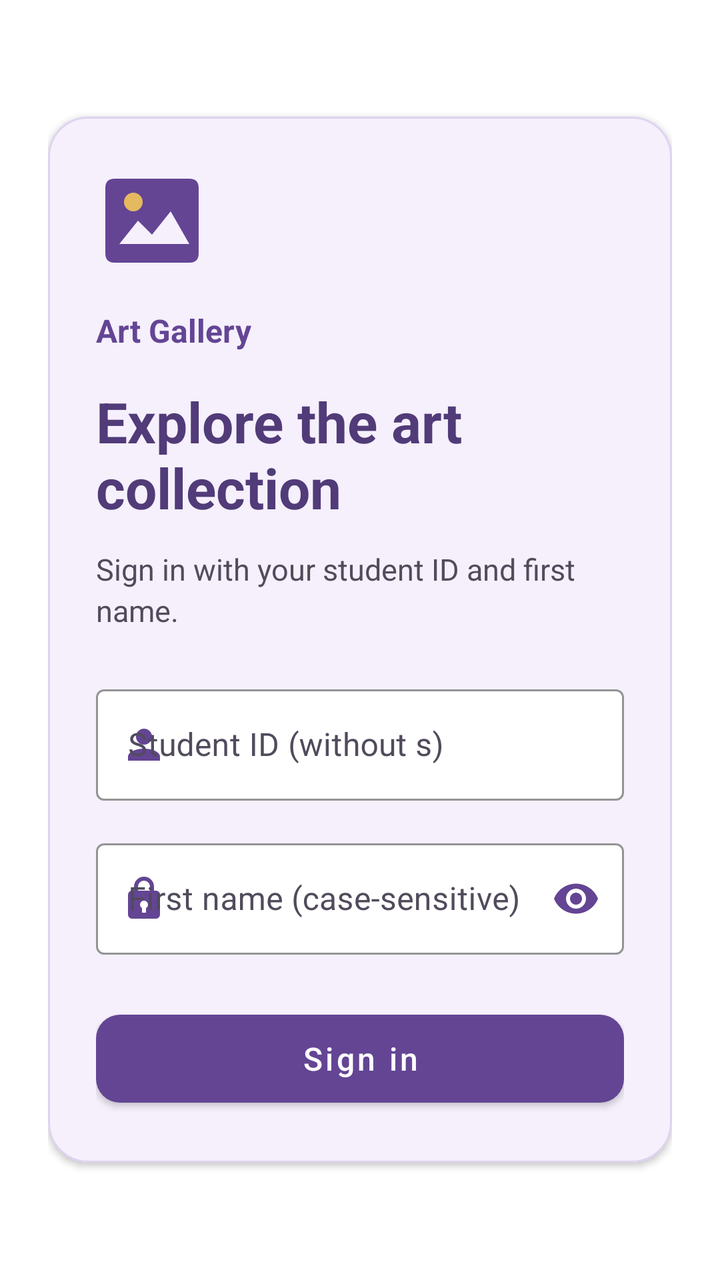
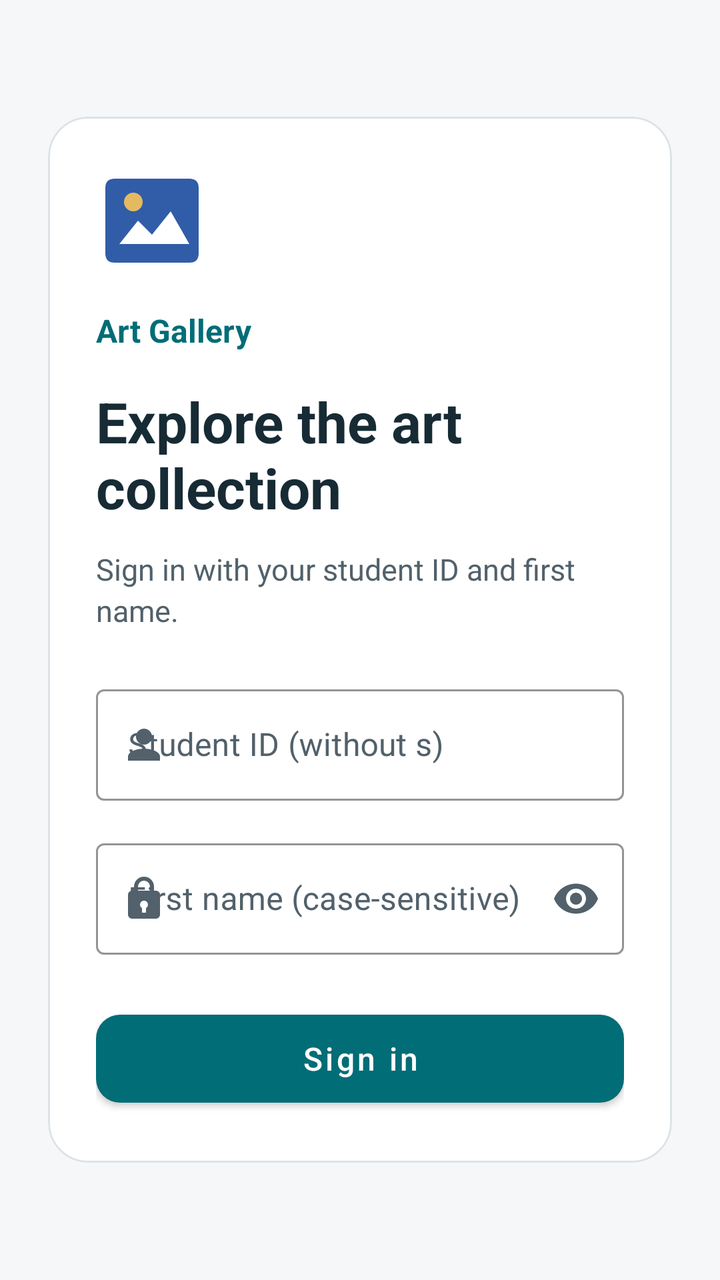

An Android layout rendered at two revisions. The XML below is the earlier revision; the diff shows what the commit changed to produce the second picture.
<!-- AndroidManifest.xml: application theme Theme.ArtGallery -->
<!-- res/layout/fragment_login.xml -->
<?xml version="1.0" encoding="utf-8"?>
<ScrollView xmlns:android="http://schemas.android.com/apk/res/android"
    xmlns:app="http://schemas.android.com/apk/res-auto"
    android:layout_width="match_parent"
    android:layout_height="match_parent"
    android:fillViewport="true">

    <LinearLayout
        android:layout_width="match_parent"
        android:layout_height="wrap_content"
        android:orientation="vertical"
        android:gravity="center_vertical"
        android:padding="24dp">

        <com.google.android.material.card.MaterialCardView
            android:layout_width="match_parent"
            android:layout_height="wrap_content"
            app:cardBackgroundColor="#F5F0FC"
            app:cardCornerRadius="20dp"
            app:cardElevation="2dp"
            app:strokeColor="#DED3EF"
            app:strokeWidth="1dp">

            <LinearLayout
                android:layout_width="match_parent"
                android:layout_height="wrap_content"
                android:orientation="vertical"
                android:padding="24dp">

                <ImageView
                    android:layout_width="56dp"
                    android:layout_height="56dp"
                    android:layout_marginBottom="16dp"
                    android:src="@drawable/ic_gallery"
                    android:importantForAccessibility="no" />

                <TextView
                    android:layout_width="match_parent"
                    android:layout_height="wrap_content"
                    android:text="@string/app_name"
                    android:textSize="16sp"
                    android:textStyle="bold"
                    android:textColor="#644594"
                    android:layout_marginBottom="16dp" />

                <TextView
                    android:layout_width="match_parent"
                    android:layout_height="wrap_content"
                    android:text="@string/login_title"
                    android:textSize="28sp"
                    android:textStyle="bold"
                    android:textColor="#513B78"
                    android:layout_marginBottom="12dp" />

                <TextView
                    android:layout_width="match_parent"
                    android:layout_height="wrap_content"
                    android:text="@string/login_subtitle"
                    android:textSize="15sp"
                    android:textColor="#514B5C"
                    android:lineSpacingExtra="3dp"
                    android:layout_marginBottom="24dp" />

                <com.google.android.material.textfield.TextInputLayout
                    style="@style/Widget.MaterialComponents.TextInputLayout.OutlinedBox"
                    android:layout_width="match_parent"
                    android:layout_height="wrap_content"
                    android:hint="@string/student_id"
                    android:textColorHint="#514B5C"
                    app:hintTextColor="#644594"
                    app:boxBackgroundColor="#FFFFFF"
                    app:boxStrokeColor="#644594"
                    app:startIconDrawable="@drawable/ic_person"
                    app:startIconTint="#644594">

                    <com.google.android.material.textfield.TextInputEditText
                        android:id="@+id/username"
                        android:layout_width="match_parent"
                        android:layout_height="wrap_content"
                        android:textColor="#30283D"
                        android:inputType="number"
                        android:singleLine="true"
                        android:imeOptions="actionNext"
                        android:autofillHints="username" />

                </com.google.android.material.textfield.TextInputLayout>

                <com.google.android.material.textfield.TextInputLayout
                    style="@style/Widget.MaterialComponents.TextInputLayout.OutlinedBox"
                    android:layout_width="match_parent"
                    android:layout_height="wrap_content"
                    android:layout_marginTop="16dp"
                    android:hint="@string/password"
                    android:textColorHint="#514B5C"
                    app:hintTextColor="#644594"
                    app:boxBackgroundColor="#FFFFFF"
                    app:boxStrokeColor="#644594"
                    app:endIconMode="password_toggle"
                    app:endIconTint="#644594"
                    app:startIconDrawable="@drawable/ic_lock"
                    app:startIconTint="#644594">

                    <com.google.android.material.textfield.TextInputEditText
                        android:id="@+id/password"
                        android:layout_width="match_parent"
                        android:layout_height="wrap_content"
                        android:textColor="#30283D"
                        android:inputType="textPassword"
                        android:singleLine="true"
                        android:imeOptions="actionDone"
                        android:saveEnabled="false"
                        android:importantForAutofill="no" />

                </com.google.android.material.textfield.TextInputLayout>

                <TextView
                    android:id="@+id/error"
                    android:layout_width="match_parent"
                    android:layout_height="wrap_content"
                    android:layout_marginTop="12dp"
                    android:textColor="#B3261E"
                    android:accessibilityLiveRegion="polite"
                    android:visibility="gone" />

                <ProgressBar
                    android:id="@+id/progress"
                    android:layout_width="40dp"
                    android:layout_height="40dp"
                    android:layout_gravity="center"
                    android:layout_marginTop="16dp"
                    android:indeterminateTint="#644594"
                    android:contentDescription="@string/loading"
                    android:visibility="gone" />

                <com.google.android.material.button.MaterialButton
                    android:id="@+id/login"
                    android:layout_width="match_parent"
                    android:layout_height="wrap_content"
                    android:minHeight="56dp"
                    android:layout_marginTop="24dp"
                    android:text="@string/sign_in"
                    android:textSize="16sp"
                    android:textAllCaps="false"
                    android:textColor="#FFFFFF"
                    app:backgroundTint="#644594"
                    app:cornerRadius="12dp" />

            </LinearLayout>
        </com.google.android.material.card.MaterialCardView>
    </LinearLayout>
</ScrollView>
<!-- resources referenced by this layout -->
<resources>
  <!-- drawable ic_gallery (drawable) -->
  <vector xmlns:android="http://schemas.android.com/apk/res/android"
      android:width="56dp"
      android:height="56dp"
      android:viewportWidth="24"
      android:viewportHeight="24">
  
      <path
          android:fillColor="#644594"
          android:pathData="M4,3H20Q22,3 22,5V19Q22,21 20,21H4Q2,21 2,19V5Q2,3 4,3Z" />
  
      <path
          android:fillColor="#F5F0FC"
          android:pathData="M5,17L9,12L12,15L16,10L20,17Z" />
  
      <path
          android:fillColor="#E5B95F"
          android:pathData="M6,8a2,2 0,1 0,4 0a2,2 0,1 0,-4 0" />
  
  </vector>
  <!-- drawable ic_lock (drawable) -->
  <vector xmlns:android="http://schemas.android.com/apk/res/android"
      android:width="24dp"
      android:height="24dp"
      android:viewportWidth="24"
      android:viewportHeight="24">
  
      <path
          android:fillColor="#644594"
          android:pathData="M18,8h-1V6a5,5 0,0 0,-10 0v2H6a2,2 0,0 0,-2 2v10a2,2 0,0 0,2 2h12a2,2 0,0 0,2 -2V10a2,2 0,0 0,-2 -2M9,6a3,3 0,0 1,6 0v2H9ZM13,16.73V19h-2v-2.27a2,2 0,1 1,2 0Z" />
  
  </vector>
  <!-- drawable ic_person (drawable) -->
  <vector xmlns:android="http://schemas.android.com/apk/res/android"
      android:width="24dp"
      android:height="24dp"
      android:viewportWidth="24"
      android:viewportHeight="24">
  
      <path
          android:fillColor="#644594"
          android:pathData="M12,12a4,4 0,1 0,0 -8a4,4 0,1 0,0 8M12,14c-4.42,0 -8,1.79 -8,4v2h16v-2c0,-2.21 -3.58,-4 -8,-4Z" />
  
  </vector>
  <string name="app_name">Art Gallery</string>
  <string name="loading">Loading…</string>
  <string name="login_subtitle">Sign in with your student ID and first name.</string>
  <string name="login_title">Explore the art collection</string>
  <string name="password">First name (case-sensitive)</string>
  <string name="sign_in">Sign in</string>
  <string name="student_id">Student ID (without s)</string>
  <style name="Theme.ArtGallery" parent="Theme.MaterialComponents.DayNight.NoActionBar">
          <item name="colorPrimary">#6451A3</item>
          <item name="colorPrimaryVariant">#49367E</item>
          <item name="colorOnPrimary">#FFFFFF</item>
          <item name="colorSecondary">#82703C</item>
      </style>
</resources>

<!-- the commit's change to res/layout/fragment_login.xml (unified diff, before → after) -->
@@ -3,6 +3,7 @@
     xmlns:app="http://schemas.android.com/apk/res-auto"
     android:layout_width="match_parent"
     android:layout_height="match_parent"
+    android:background="#F6F7F9"
     android:fillViewport="true">
 
     <LinearLayout
@@ -15,10 +16,10 @@
         <com.google.android.material.card.MaterialCardView
             android:layout_width="match_parent"
             android:layout_height="wrap_content"
-            app:cardBackgroundColor="#F5F0FC"
+            app:cardBackgroundColor="#FFFFFF"
             app:cardCornerRadius="20dp"
-            app:cardElevation="2dp"
-            app:strokeColor="#DED3EF"
+            app:cardElevation="0dp"
+            app:strokeColor="#DCE3E7"
             app:strokeWidth="1dp">
 
             <LinearLayout
@@ -40,7 +41,7 @@
                     android:text="@string/app_name"
                     android:textSize="16sp"
                     android:textStyle="bold"
-                    android:textColor="#644594"
+                    android:textColor="#006D77"
                     android:layout_marginBottom="16dp" />
 
                 <TextView
@@ -49,7 +50,7 @@
                     android:text="@string/login_title"
                     android:textSize="28sp"
                     android:textStyle="bold"
-                    android:textColor="#513B78"
+                    android:textColor="#172B35"
                     android:layout_marginBottom="12dp" />
 
                 <TextView
@@ -57,7 +58,7 @@
                     android:layout_height="wrap_content"
                     android:text="@string/login_subtitle"
                     android:textSize="15sp"
-                    android:textColor="#514B5C"
+                    android:textColor="#52616B"
                     android:lineSpacingExtra="3dp"
                     android:layout_marginBottom="24dp" />
 
@@ -66,12 +67,12 @@
                     android:layout_width="match_parent"
                     android:layout_height="wrap_content"
                     android:hint="@string/student_id"
-                    android:textColorHint="#514B5C"
-                    app:hintTextColor="#644594"
+                    app:startIconDrawable="@drawable/ic_person"
+                    android:textColorHint="#52616B"
+                    app:hintTextColor="#006D77"
                     app:boxBackgroundColor="#FFFFFF"
-                    app:boxStrokeColor="#644594"
-                    app:startIconDrawable="@drawable/ic_person"
-                    app:startIconTint="#644594">
+                    app:boxStrokeColor="#006D77"
+                    app:startIconTint="#52616B">
 
                     <com.google.android.material.textfield.TextInputEditText
                         android:id="@+id/username"
@@ -91,14 +92,14 @@
                     android:layout_height="wrap_content"
                     android:layout_marginTop="16dp"
                     android:hint="@string/password"
-                    android:textColorHint="#514B5C"
-                    app:hintTextColor="#644594"
+                    app:startIconDrawable="@drawable/ic_lock"
+                    android:textColorHint="#52616B"
+                    app:hintTextColor="#006D77"
                     app:boxBackgroundColor="#FFFFFF"
-                    app:boxStrokeColor="#644594"
+                    app:boxStrokeColor="#006D77"
+                    app:startIconTint="#52616B"
                     app:endIconMode="password_toggle"
-                    app:endIconTint="#644594"
-                    app:startIconDrawable="@drawable/ic_lock"
-                    app:startIconTint="#644594">
+                    app:endIconTint="#52616B">
 
                     <com.google.android.material.textfield.TextInputEditText
                         android:id="@+id/password"
@@ -128,7 +129,7 @@
                     android:layout_height="40dp"
                     android:layout_gravity="center"
                     android:layout_marginTop="16dp"
-                    android:indeterminateTint="#644594"
+                    android:indeterminateTint="#006D77"
                     android:contentDescription="@string/loading"
                     android:visibility="gone" />
 
@@ -142,7 +143,7 @@
                     android:textSize="16sp"
                     android:textAllCaps="false"
                     android:textColor="#FFFFFF"
-                    app:backgroundTint="#644594"
+                    app:backgroundTint="#006D77"
                     app:cornerRadius="12dp" />
 
             </LinearLayout>
<!-- resource entries referenced after the edit -->
@@ -8,11 +8,11 @@
       android:viewportHeight="24">
   
       <path
-          android:fillColor="#644594"
+          android:fillColor="#315DA8"
           android:pathData="M4,3H20Q22,3 22,5V19Q22,21 20,21H4Q2,21 2,19V5Q2,3 4,3Z" />
   
       <path
-          android:fillColor="#F5F0FC"
+          android:fillColor="#FFFFFF"
           android:pathData="M5,17L9,12L12,15L16,10L20,17Z" />
   
       <path
@@ -52,10 +52,10 @@
   <string name="sign_in">Sign in</string>
   <string name="student_id">Student ID (without s)</string>
   <style name="Theme.ArtGallery" parent="Theme.MaterialComponents.DayNight.NoActionBar">
-          <item name="colorPrimary">#6451A3</item>
-          <item name="colorPrimaryVariant">#49367E</item>
+          <item name="colorPrimary">#006D77</item>
+          <item name="colorPrimaryVariant">#004F56</item>
           <item name="colorOnPrimary">#FFFFFF</item>
-          <item name="colorSecondary">#82703C</item>
+          <item name="colorSecondary">#006D77</item>
       </style>
 </resources>
 
